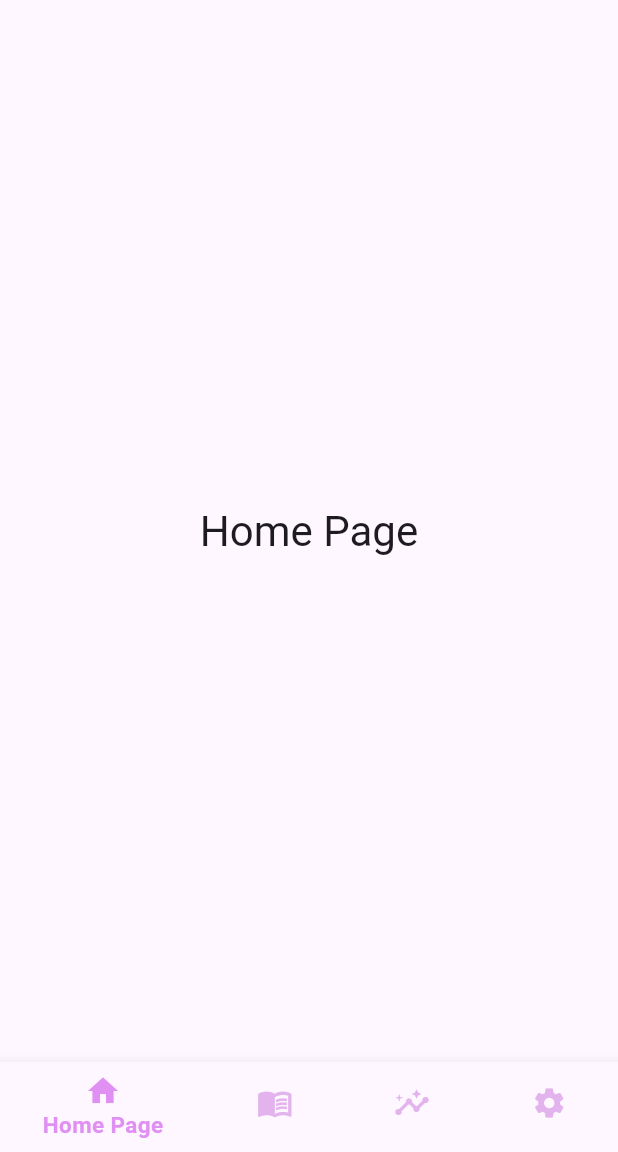
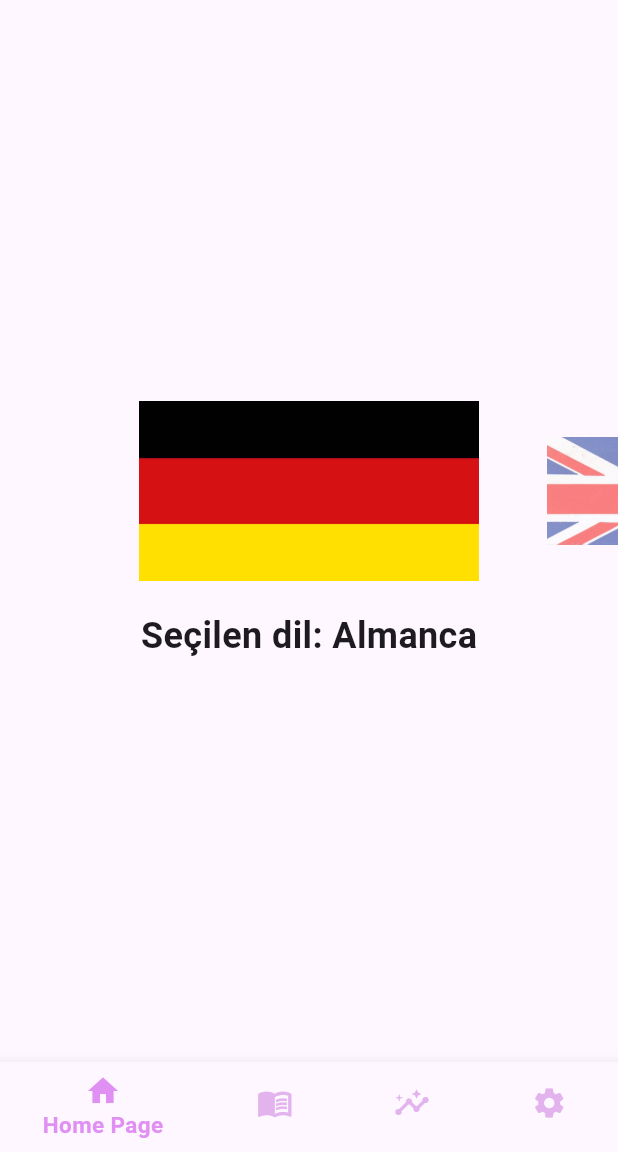
Before and after one commit to koksal100/SE380_PROJECT, a Flutter app: the screen it shows after launch, on a phone screen of 412 x 824 dp, the part 84-1236 px from its top. Run offline on Flutter 3.47's test engine with Material 3 defaults, Android fonts, the phone set to English and light mode, and no system bars.

Commit message:
Choosing of language is added to the program

```diff
--- a/lib/PageOne.dart
+++ b/lib/PageOne.dart
@@ -1,14 +1,68 @@
 import 'package:flutter/material.dart';
 
-class PageOne extends StatelessWidget {
+class PageOne extends StatefulWidget {
   const PageOne({super.key});
 
   @override
+  State<PageOne> createState() => _PageOneState();
+}
+
+class _PageOneState extends State<PageOne> {
+  int currentIndex = 0; // Seçilen bayrağın indeksi
+  final List<String> languages = ['Almanca', 'İngilizce', 'Fransızca'];
+  final List<String> imagePaths = [
+    'assets/almanya.jpg',
+    'assets/uk.jpg',
+    'assets/fransa.png',
+  ];
+
+  @override
   Widget build(BuildContext context) {
-    return Center(
-      child: Text(
-        'Home Page',
-        style: Theme.of(context).textTheme.headlineMedium,
+    return Scaffold(
+      body: Column(
+        mainAxisAlignment: MainAxisAlignment.center,
+        children: [
+          SizedBox(
+            height: 120,
+            child: Center(
+              child: PageView.builder(
+                onPageChanged: (index) {
+                  setState(() {
+                    currentIndex = index % imagePaths.length;
+                  });
+                },
+                //current index değeri bir mod fonksiyonuyla ilgili dile atanıyor
+                controller: PageController(viewportFraction: 0.55),
+                //ortadaki elemanın sayfanın yüzde kaçını kapsadığı parametre ile belirleniyor
+                itemBuilder: (context, index) {
+                  final actualIndex = index % imagePaths.length;
+                  final isSelected = actualIndex == currentIndex;
+                  return AnimatedScale(
+                    scale: isSelected ? 1.0 : 0.6,
+                    // Seçili değilse öğeyi küçült
+
+                    duration: const Duration(milliseconds: 300),
+                    //animasyonun gerçekleştiği süre
+
+                    child: AnimatedOpacity(
+                      duration: const Duration(milliseconds: 1200),
+                      opacity: isSelected ? 1.0 : 0.5,
+                      child: Image.asset(
+                        imagePaths[actualIndex],
+                        fit: BoxFit.cover,
+                      ),
+                    ),
+                  );
+                },
+              ),
+            ),
+          ),
+          const SizedBox(height: 20),
+          Text(
+            'Seçilen dil: ${languages[currentIndex]}',
+            style: TextStyle(fontSize: 24, fontWeight: FontWeight.bold),
+          ),
+        ],
       ),
     );
   }
```
Also changed, not shown: lib/PageFour.dart (+15 -0 lines), lib/PageThree.dart (+15 -0 lines), lib/PageTwo.dart (+15 -0 lines), lib/main.dart (+3 -44 lines), pubspec.yaml (+8 -64 lines), assets/almanya.jpg (added), assets/fransa.png (added), assets/uk.jpg (added).
